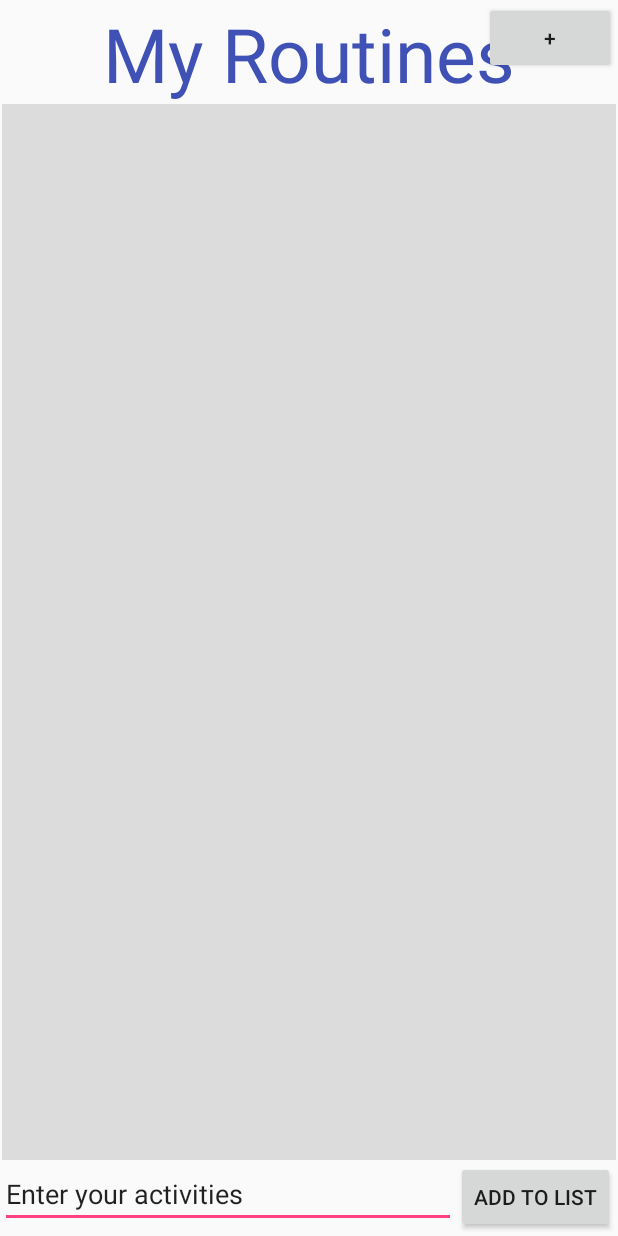
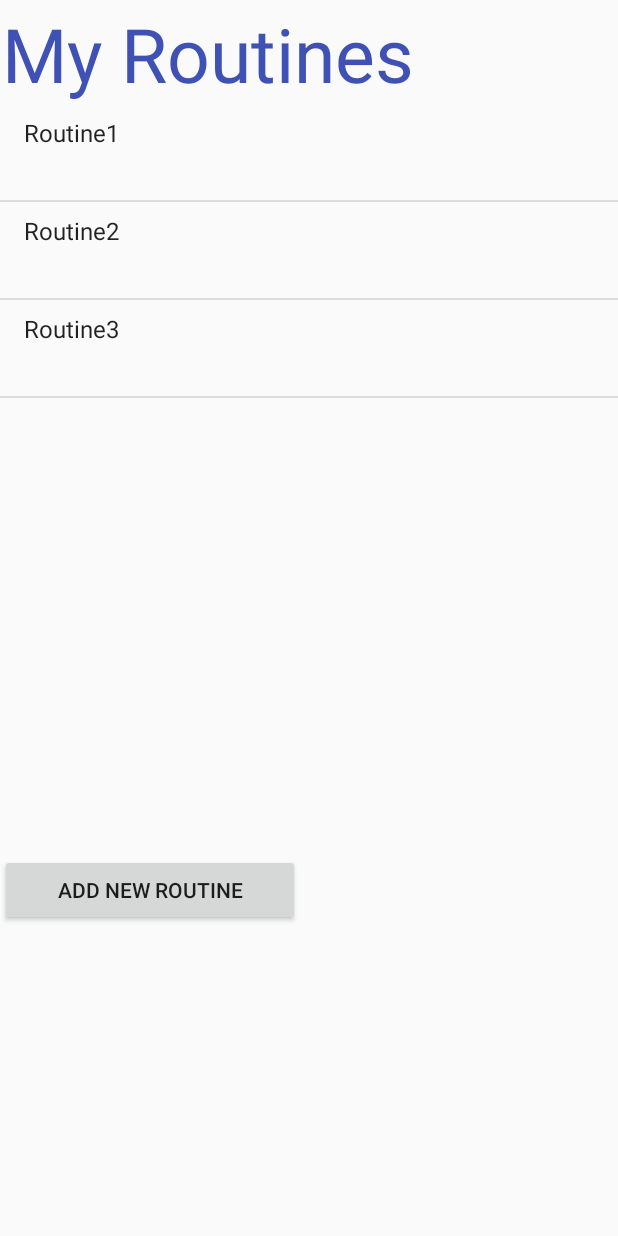
Before and after one commit to Thamira2001/New-repo, an Android app: the screen it shows after launch (MyRoutinesActivity), after a tap on "MY ROUTINES", on a phone screen of 412 x 824 dp. Run offline under Robolectric (Android 15) with nearby library versions, the phone set to English and light mode, and no system bars.

Commit message:
Can now add routines Routines now uses stub DB

```diff
--- a/app/src/main/AndroidManifest.xml
+++ b/app/src/main/AndroidManifest.xml
@@ -7,6 +7,9 @@
         android:label="@string/app_name"
         android:supportsRtl="true"
         android:theme="@style/AppTheme">
+        <activity
+            android:name=".presentation.AddRoutineActivity"
+            android:exported="false" />
         <activity
             android:name=".presentation.StartWorkoutActivity"
             android:exported="false" />
--- a/app/src/main/java/comp3350/srsys/application/Services.java
+++ b/app/src/main/java/comp3350/srsys/application/Services.java
@@ -2,10 +2,12 @@ package comp3350.srsys.application;
 
 import comp3350.srsys.objects.Workout;
 import comp3350.srsys.persistence.CoursePersistence;
+import comp3350.srsys.persistence.RoutinePersistence;
 import comp3350.srsys.persistence.SCPersistence;
 import comp3350.srsys.persistence.StudentPersistence;
 import comp3350.srsys.persistence.WorkoutPersistence;
 import comp3350.srsys.persistence.stubs.CoursePersistenceStub;
+import comp3350.srsys.persistence.stubs.RoutinePersistenceStub;
 import comp3350.srsys.persistence.stubs.SCPersistenceStub;
 import comp3350.srsys.persistence.stubs.StudentPersistenceStub;
 import comp3350.srsys.persistence.stubs.WorkoutPersistenceStub;
@@ -16,6 +18,7 @@ public class Services
 	private static CoursePersistence coursePersistence = null;
 	private static SCPersistence scPersistence = null;
     private static WorkoutPersistence workoutPersistence = null;
+    private static RoutinePersistence routinePersistence = null;
 
 	public static synchronized StudentPersistence getStudentPersistence()
     {
@@ -51,4 +54,11 @@ public class Services
         }
         return workoutPersistence;
     }
+
+    public static RoutinePersistence getRoutinePersistence() {
+        if(routinePersistence == null) {
+            routinePersistence = new RoutinePersistenceStub();
+        }
+        return routinePersistence;
+    }
 }
--- /dev/null
+++ b/app/src/main/java/comp3350/srsys/business/AccessRoutines.java
@@ -0,0 +1,69 @@
+package comp3350.srsys.business;
+
+import java.util.ArrayList;
+import java.util.Collections;
+import java.util.List;
+
+import comp3350.srsys.application.Services;
+import comp3350.srsys.objects.Routine;
+import comp3350.srsys.objects.Student;
+import comp3350.srsys.persistence.RoutinePersistence;
+
+public class AccessRoutines {
+
+    private RoutinePersistence routinePersistence;
+    private List<Routine> routineList;
+    private Routine routine;
+    private int currentRoutine;
+
+    public AccessRoutines()
+    {
+        routinePersistence = Services.getRoutinePersistence();
+        routineList = routinePersistence.getRoutineSequential();
+        routine = null;
+        currentRoutine = 0;
+    }
+
+    public List<Routine> getRoutines()
+    {
+        routineList = routinePersistence.getRoutineSequential();
+        return Collections.unmodifiableList(routineList);
+    }
+
+    public Routine getSequential()
+    {
+        if (routineList == null)
+        {
+            routineList = routinePersistence.getRoutineSequential();
+            currentRoutine = 0;
+        }
+        if (currentRoutine < routineList.size())
+        {
+            routine = routineList.get(currentRoutine);
+            currentRoutine++;
+        }
+        else
+        {
+            routineList = null;
+            routine = null;
+            currentRoutine = 0;
+        }
+        return routine;
+    }
+
+    public List<String> getRoutineNames() {
+        List<String> routineNames = new ArrayList<>();
+        for(int i = 0; i < routineList.size(); i++) {
+            routineNames.add(routineList.get(i).getName());
+        }
+        return routineNames;
+    }
+
+    public boolean insertRoutine(Routine currentRoutine) {
+        return routinePersistence.insertRoutine(currentRoutine);
+    }
+
+    public boolean removeRoutine(Routine currentRoutine) {
+        return routinePersistence.removeRoutine(currentRoutine);
+    }
+}
--- a/app/src/main/java/comp3350/srsys/objects/Activity.java
+++ /dev/null
@@ -1,13 +0,0 @@
-package comp3350.srsys.objects;
-public interface Activity {
-
-    //provides interface for an exercise
-
-    //methods
-    public String getExercise();//returns the name 0f the exercise
-    public void setExercise(String name);//sets the name of exercise
-
-    public boolean equals(String exName);
-    public String toString();
-
-}
--- a/app/src/main/java/comp3350/srsys/objects/ExerciseIntf.java
+++ /dev/null
@@ -1,25 +0,0 @@
-package comp3350.srsys.objects;
-public interface ExerciseIntf extends Activity {
-    //interface for Exercise class
-    //each set has a exercise variable(to know which type of exercise this sts falls under)
-    //each set has number of expected reps
-    //each set has a number actual reps
-
-
-    //methods
-
-    //returns the expected time for set to be completed in seconds
-    public int getTime();
-
-    //returns the expected reps of the exercise
-    public int getExpReps();
-    //sets the expected reps of the exercise
-    public void setExReps(int reps);
-
-    //returns the actual reps completed
-    public int getActReps();
-    //sets the actual reps completed
-    public void setActReps(int actReps);
-
-
-}
--- /dev/null
+++ b/app/src/main/java/comp3350/srsys/objects/Routine.java
@@ -0,0 +1,31 @@
+// Purpose: Contains list of exercises
+
+package comp3350.srsys.objects;
+
+import java.util.ArrayList;
+import java.util.List;
+
+public class Routine {
+
+    String name;
+    List<Exercise> exerciseList;
+
+    public Routine(String name, List<Exercise> exerciseList){
+        this.name = name;
+        this.exerciseList = exerciseList;
+    }
+    public Routine(String name){
+        this(name, new ArrayList<>());
+    }
+
+    public String getName() {return this.name;}
+
+    public boolean addExercise(Exercise e) {
+        return exerciseList.add(e);
+    }
+
+    public boolean removeExercise(Exercise e) {
+        return exerciseList.remove(e);
+    }
+
+}
--- a/app/src/main/java/comp3350/srsys/objects/Workout.java
+++ b/app/src/main/java/comp3350/srsys/objects/Workout.java
@@ -26,7 +26,7 @@ public class Workout implements Workoutable {
 
     private void calcTotalWorkoutTime() {
         for(int i = 0; i< exercises.size(); i++){
-            totalWorkoutTime += exercises.get(i).getTime();
+            totalWorkoutTime += exercises.get(i).getDurationSec();
         }
     }
 
--- /dev/null
+++ b/app/src/main/java/comp3350/srsys/persistence/RoutinePersistence.java
@@ -0,0 +1,15 @@
+package comp3350.srsys.persistence;
+
+import java.util.List;
+
+import comp3350.srsys.objects.Routine;
+
+public interface RoutinePersistence {
+
+    List<Routine> getRoutineSequential();
+
+    boolean insertRoutine(Routine r);
+
+    boolean removeRoutine(Routine r);
+
+}
--- /dev/null
+++ b/app/src/main/java/comp3350/srsys/persistence/stubs/RoutinePersistenceStub.java
@@ -0,0 +1,37 @@
+package comp3350.srsys.persistence.stubs;
+
+import java.util.ArrayList;
+import java.util.Collections;
+import java.util.List;
+
+import comp3350.srsys.objects.Routine;
+import comp3350.srsys.persistence.RoutinePersistence;
+
+public class RoutinePersistenceStub implements RoutinePersistence {
+
+    private List<Routine> routineList;
+
+    public RoutinePersistenceStub() {
+        this.routineList = new ArrayList<>();
+
+        // stub values
+        routineList.add(new Routine("Routine1"));
+        routineList.add(new Routine("Routine2"));
+        routineList.add(new Routine("Routine3"));
+    }
+
+    @Override
+    public List<Routine> getRoutineSequential() {
+        return Collections.unmodifiableList(routineList);
+    }
+
+    @Override
+    public boolean insertRoutine(Routine r) {
+        return routineList.add(r);
+    }
+
+    @Override
+    public boolean removeRoutine(Routine r) {
+        return routineList.remove(r);
+    }
+}
--- a/app/src/main/java/comp3350/srsys/presentation/MyRoutinesActivity.java
+++ b/app/src/main/java/comp3350/srsys/presentation/MyRoutinesActivity.java
@@ -3,6 +3,7 @@ package comp3350.srsys.presentation;
 import android.annotation.SuppressLint;
 import android.app.Activity;
 import android.content.Context;
+import android.content.Intent;
 import android.os.Bundle;
 import android.view.View;
 import android.widget.AdapterView;
@@ -23,102 +24,47 @@ import java.util.List;
 import java.util.ListIterator;
 
 import comp3350.srsys.R;
+import comp3350.srsys.business.AccessRoutines;
 import comp3350.srsys.business.AccessWorkouts;
 import comp3350.srsys.objects.Exercise;
+import comp3350.srsys.objects.Routine;
 import comp3350.srsys.objects.Workout;
 
 public class MyRoutinesActivity extends Activity {
 
-    private AccessWorkouts accessWorkouts;
-    private List<Workout> workoutList;
-    private Workout newWorkout;
-    private ArrayList<String> items;
-    private Exercise exercises;
-    private List<Exercise> exerciseList;
-    private ArrayAdapter<Workout> workoutArrayAdapter;
-    private ArrayAdapter<String> itemsAdapter;
-    private ListView listWorkout;
-    private Button addRoutine;
-    private Button addToWorkout;
+    private AccessRoutines accessRoutines;
+    private List<String> routineNames;
 
-    @SuppressLint("MissingInflatedId")
     @Override
     protected void onCreate(Bundle savedInstanceState) {
         super.onCreate(savedInstanceState);
         setContentView(R.layout.activity_my_routines);
 
-        accessWorkouts = new AccessWorkouts();
-        try
-        {
-            exerciseList = new ArrayList<>();
-            workoutList = accessWorkouts.getWorkouts();
-            //workoutArrayAdapter = new ArrayAdapter<Workout>(this, android.R.layout.simple_list_item_1, workoutList);
-        }
-        catch (final Exception e)
-        {
-            Messages.fatalError(this, e.getMessage());
-        }
-        listWorkout = findViewById(R.id.listWorkout);
-        listWorkout.setAdapter(workoutArrayAdapter);
+        accessRoutines = new AccessRoutines();
+        routineNames = accessRoutines.getRoutineNames();
 
-        addRoutine = findViewById(R.id.addingWorkout);
-
-        addRoutine.setOnClickListener(new View.OnClickListener() {
-            @Override
-            public void onClick(View view) {
-                addItem(view);
-            }
-        });
-
-        items = new ArrayList<>();
-        itemsAdapter = new ArrayAdapter<>(this, android.R.layout.simple_list_item_1, items);
-        listWorkout.setAdapter(itemsAdapter);
-        setUpListViewListener();
-
+        showCurrentRoutineList();
     }
 
-    private void setUpListViewListener() {
-        listWorkout.setOnItemLongClickListener(new AdapterView.OnItemLongClickListener() {
-            @Override
-            public boolean onItemLongClick(AdapterView<?> adapterView, View view, int i, long l) {
-                Context context = getApplicationContext();
-                Toast.makeText(context, "Activity Removed", Toast.LENGTH_LONG).show();
-
-                items.remove(i);
-                itemsAdapter.notifyDataSetChanged();
-                workoutList.remove(i);
-                workoutArrayAdapter.notifyDataSetChanged();
-                return true;
-            }
-        });
+    protected void onStart() {
+        super.onStart();
+        showCurrentRoutineList();
     }
 
-    private void addItem(View view) {
-        EditText input = findViewById(R.id.editActivity);
-        String exerciseName = input.getText().toString();
+    public void buttonGoToAddRoutineOnClick(View v) {
+        Intent addRoutineIntent = new Intent(MyRoutinesActivity.this, AddRoutineActivity.class);
+        MyRoutinesActivity.this.startActivity(addRoutineIntent);
+    }
 
-        if(!(exerciseName.equals(""))){
-            itemsAdapter.add(exerciseName);
-            exercises = new Exercise(exerciseName,0,0);
-            exerciseList.add(exercises);
-            newWorkout = new Workout(exerciseList);
+    private void showCurrentRoutineList() {
+        accessRoutines = new AccessRoutines();
+        routineNames = accessRoutines.getRoutineNames();
+        ListView listView = (ListView) findViewById(R.id.idRoutineList);
+        ArrayAdapter adapter = new ArrayAdapter<>(this, android.R.layout.simple_list_item_activated_2, android.R.id.text1, routineNames);
+        listView.setAdapter(adapter);
+    }
 
-            addToWorkout = findViewById(R.id.addtoworkout);
 
-            addToWorkout.setOnClickListener(new View.OnClickListener() {
-                @Override
-                public void onClick(View view) {
-                    addItem(view);
-                    workoutList.add(newWorkout);
-                }
-            });
-            //newExercise.addSet(exercises);
-            //workoutList.add(exercises);
-            //workoutArrayAdapter.add(object);
-            input.setText("");
-        }
-        else {
-            Toast.makeText(getApplicationContext(), "Please add the exercise...", Toast.LENGTH_LONG).show();
-        }
-    }
+
+
 }
--- a/app/src/main/res/layout/activity_my_routines.xml
+++ b/app/src/main/res/layout/activity_my_routines.xml
@@ -1,10 +1,15 @@
 <?xml version="1.0" encoding="utf-8"?>
-<androidx.constraintlayout.widget.ConstraintLayout xmlns:android="http://schemas.android.com/apk/res/android"
+<RelativeLayout xmlns:android="http://schemas.android.com/apk/res/android"
     xmlns:app="http://schemas.android.com/apk/res-auto"
     xmlns:tools="http://schemas.android.com/tools"
     android:layout_width="match_parent"
     android:layout_height="match_parent"
     tools:context=".presentation.MyRoutinesActivity">
+
+    <LinearLayout
+        android:layout_width="match_parent"
+        android:layout_height="match_parent"
+        android:orientation="vertical">
 
         <TextView
             android:id="@+id/textTitle"
@@ -16,73 +21,29 @@
             android:text="My Routines"
             android:textAlignment="center"
             android:textColor="@color/colorPrimary"
-        android:textSize="50dp"
-        app:layout_constraintEnd_toEndOf="parent"
-        app:layout_constraintStart_toStartOf="parent"
-        app:layout_constraintTop_toTopOf="parent" />
+            android:textSize="50dp" />
+
+        <ListView
+            android:id="@+id/idRoutineList"
+            android:layout_width="wrap_content"
+            android:layout_height="400dp" >
+
+        </ListView>
+
+        <Space
+            android:layout_width="wrap_content"
+            android:layout_height="100dp"/>
 
         <Button
-        android:id="@+id/addingWorkout"
-        android:layout_width="wrap_content"
+            android:id="@+id/addRoutine"
+            android:layout_width="200dp"
             android:layout_height="wrap_content"
-        android:layout_marginEnd="2dp"
-        android:layout_marginBottom="2dp"
-        android:text="Add to list"
-        app:layout_constraintBottom_toBottomOf="parent"
-        app:layout_constraintEnd_toEndOf="parent" />
+            android:text="Add new routine"
+            android:onClick="buttonGoToAddRoutineOnClick" />
 
-    <EditText
-        android:id="@+id/editActivity"
-        android:layout_width="0dp"
-        android:layout_height="wrap_content"
-        android:layout_marginBottom="5dp"
-        android:ems="10"
-        android:inputType="textPersonName"
-        android:text="Enter your activities"
-        app:layout_constraintBottom_toBottomOf="parent"
-        app:layout_constraintEnd_toStartOf="@+id/addingWorkout"
-        app:layout_constraintStart_toStartOf="parent" />
-
-    <View
-        android:id="@+id/divider"
-        android:layout_width="0dp"
-        android:layout_height="0dp"
-        android:layout_marginStart="1dp"
-        android:layout_marginEnd="1dp"
-        android:background="?android:attr/listDivider"
-        app:layout_constraintBottom_toTopOf="@+id/editActivity"
-        app:layout_constraintEnd_toEndOf="parent"
-        app:layout_constraintHorizontal_bias="0.0"
-        app:layout_constraintStart_toStartOf="parent"
-        app:layout_constraintTop_toBottomOf="@+id/textTitle"
-        app:layout_constraintVertical_bias="1.0" />
-
-    <LinearLayout
-        android:layout_width="0dp"
-        android:layout_height="wrap_content"
-        android:layout_marginStart="1dp"
-        android:layout_marginEnd="1dp"
-        android:layout_marginBottom="1dp"
-        android:orientation="vertical"
-        app:layout_constraintBottom_toTopOf="@+id/addingWorkout"
-        app:layout_constraintEnd_toEndOf="parent"
-        app:layout_constraintStart_toStartOf="parent">
-
-        <ListView
-            android:id="@+id/listWorkout"
-            android:layout_width="match_parent"
-            android:layout_height="match_parent" />
     </LinearLayout>
 
-    <Button
-        android:id="@+id/addtoworkout"
-        android:layout_width="wrap_content"
-        android:layout_height="wrap_content"
-        android:layout_marginTop="1dp"
-        android:layout_marginEnd="1dp"
-        android:text="+"
-        app:layout_constraintEnd_toEndOf="parent"
-        app:layout_constraintTop_toTopOf="parent" />
 
 
-</androidx.constraintlayout.widget.ConstraintLayout>
+
+</RelativeLayout>
```
Also changed, not shown: app/src/main/java/comp3350/srsys/objects/Exercise.java (+26 -43 lines), app/src/main/java/comp3350/srsys/presentation/AddRoutineActivity.java (added, +72 -0 lines), app/src/main/res/layout/activity_add_routine.xml (added, +112 -0 lines), 1 other file. Lines whose indentation alone changed are shown as unchanged.
